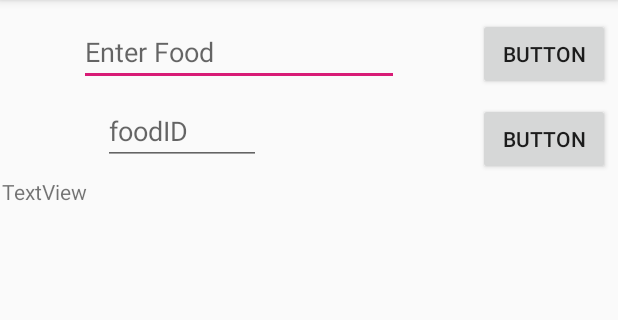
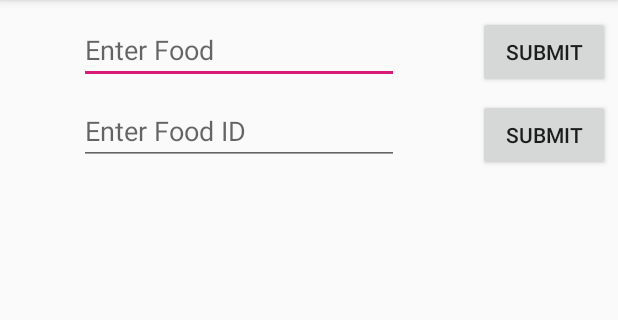
Before and after one commit to nlwin/NutriEngine, an Android app: the fragment FoodFragment shown on its own in the app's theme, on a phone screen of 412 x 824 dp, the part 84-404 px from its top. Run offline under Robolectric (Android 15) with nearby library versions, the phone set to English and light mode, and no system bars; our stand-ins replace data binding.

```diff
--- a/app/src/main/res/layout/fragment_food.xml
+++ b/app/src/main/res/layout/fragment_food.xml
@@ -34,47 +34,47 @@
         tools:context=".foodtracker.FoodFragment">
 
         <Button
-            android:id="@+id/button"
+            android:id="@+id/foodName_button"
             android:layout_width="wrap_content"
             android:layout_height="wrap_content"
             android:layout_margin="5dp"
-            android:text="Button"
-            app:layout_constraintBaseline_toBaselineOf="@+id/foodInput"
+            android:text="@string/click_button"
+            app:layout_constraintBaseline_toBaselineOf="@+id/foodname_text"
             app:layout_constraintEnd_toEndOf="parent" />
 
         <EditText
-            android:id="@+id/foodInput"
+            android:id="@+id/foodname_text"
             android:layout_width="wrap_content"
             android:layout_height="wrap_content"
             android:layout_margin="10dp"
             android:ems="10"
-            android:hint="Enter Food"
+            android:hint="@string/food_name_hint"
             android:inputType="textPersonName|text"
-            app:layout_constraintBottom_toTopOf="@+id/foodid"
-            app:layout_constraintEnd_toStartOf="@+id/button"
+            app:layout_constraintBottom_toTopOf="@+id/foodid_text"
+            app:layout_constraintEnd_toStartOf="@+id/foodName_button"
             app:layout_constraintStart_toStartOf="parent"
             app:layout_constraintTop_toTopOf="parent" />
 
         <EditText
-            android:id="@+id/foodid"
-            android:layout_width="105dp"
-            android:layout_height="41dp"
+            android:id="@+id/foodid_text"
+            android:layout_width="wrap_content"
+            android:layout_height="44dp"
             android:layout_marginBottom="8dp"
             android:ems="10"
-            android:hint="foodID"
+            android:hint="@string/food_id_hint"
             android:inputType="numberSigned|number"
             app:layout_constraintBottom_toTopOf="@+id/guideline"
-            app:layout_constraintEnd_toEndOf="@+id/foodInput"
+            app:layout_constraintEnd_toEndOf="@+id/foodname_text"
             app:layout_constraintHorizontal_bias="0.148"
-            app:layout_constraintStart_toStartOf="@+id/foodInput" />
+            app:layout_constraintStart_toStartOf="@+id/foodname_text" />
 
         <Button
-            android:id="@+id/button2"
+            android:id="@+id/foodId_button"
             android:layout_width="wrap_content"
             android:layout_height="wrap_content"
-            android:text="Button"
-            app:layout_constraintBaseline_toBaselineOf="@+id/foodid"
-            app:layout_constraintStart_toStartOf="@+id/button" />
+            android:text="@string/click_button"
+            app:layout_constraintBaseline_toBaselineOf="@+id/foodid_text"
+            app:layout_constraintStart_toStartOf="@+id/foodName_button" />
 
         <androidx.constraintlayout.widget.Guideline
             android:id="@+id/guideline"
@@ -93,8 +93,7 @@
             <TextView
                 android:id="@+id/textView"
                 android:layout_width="match_parent"
-                android:layout_height="wrap_content"
-                android:text="TextView" />
+                android:layout_height="wrap_content" />
         </ScrollView>
     </androidx.constraintlayout.widget.ConstraintLayout>
 </layout>
--- a/app/src/main/res/values/strings.xml
+++ b/app/src/main/res/values/strings.xml
@@ -5,6 +5,11 @@
     <string name="logging_in">Log In</string>
     <string name="sign_up">Register</string>
     <string name="add_foods_to_db">Add Foods Record</string>
+
+    <!-- Food Page-->
+    <string name="food_name_hint">Enter Food</string>
+    <string name="food_id_hint">Enter Food ID</string>
+    <string name="click_button">Submit</string>
 
     <!-- Common User Page -->
     <string name="database_page">Go To Food</string>
@@ -22,4 +27,10 @@
     <string name="height_hint">Enter Your Height</string>
     <string name="weight_hint">Enter Your Weight</string>
     <string name="register_user">Register</string>
+
+    <!-- User Home Page -->
+    <string name="food_click">Enter Food</string>
+    <string name="recommend_click">Get Recommend</string>
+    <string name="current_activity">See Today Activity</string>
+    <string name="history_activity">See History</string>
 </resources>
```
Also changed, not shown: app/src/main/java/com/naylwin/nutriengine/usertracker/UserHomeFragment.kt (added, +25 -0 lines), app/src/main/res/layout/fragment_user_home.xml (added, +97 -0 lines), 1 other file.
